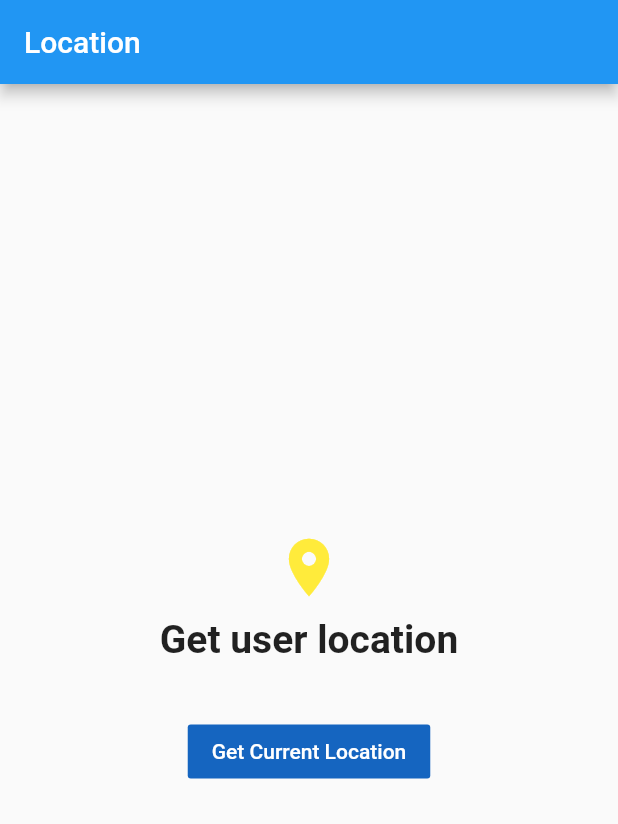
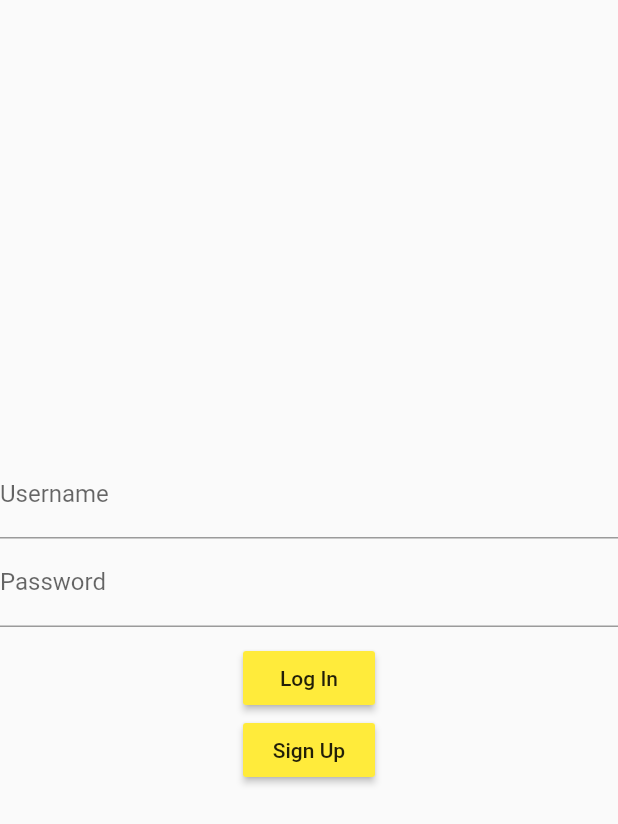
Before and after one commit to Awty-Programming-Club/Karpull, a Flutter app: the screen it shows after launch, on a phone screen of 412 x 824 dp. Shown: the top 824 px of the screen. Run offline on Flutter 3.47's test engine with Material 2 defaults, Android fonts, the phone set to English and light mode, and no system bars; our stand-ins replace dio, fluttertoast, getwidget.

Commit message:
added login and signup screens

```diff
--- a/app/lib/main.dart
+++ b/app/lib/main.dart
@@ -1,5 +1,6 @@
 import 'package:flutter/material.dart';
-import 'package:geolocator/geolocator.dart';
+import 'package:karpull/screens/loginscreen.dart';
+// import 'package:geolocator/geolocator.dart';
 
 void main() {
   runApp(const MyApp());
@@ -12,69 +13,11 @@ class MyApp extends StatelessWidget {
   @override
   Widget build(BuildContext context) {
     return MaterialApp(
-      home: LocationApp(),
+      title: 'Karpull',
+      theme: ThemeData(
+        primarySwatch: Colors.blue,
+      ),
+      home: LoginScreen(),
     );
   }
 }
-
-class LocationApp extends StatefulWidget {
-  // const LocationApp({Key? key}) : super(key: key);
-
-  @override
-  _LocationAppState createState() => _LocationAppState();
-}
-
-class _LocationAppState extends State<LocationApp> {
-  var locationMessage = "";
-
-  void getCurrentLocation() async {
-    var position = await Geolocator().getCurrentPosition(desiredAccuracy: LocationAccuracy.high);
-    var lastPosition = await Geolocator().getLastKnownPosition();
-
-    setState(() {
-      locationMessage = "$position.latitude, $position.longitude";
-    });
-  }
-
-  @override
-  Widget build(BuildContext context) {
-    return Scaffold(
-      appBar: AppBar(
-        title: Text('Location'),
-      ),
-      body: Center(
-        child: Column(
-          mainAxisAlignment: MainAxisAlignment.center,
-          crossAxisAlignment: CrossAxisAlignment.center,
-          children: [
-            Icon(
-              Icons.location_on,
-              size: 46,
-              color: Colors.yellow,
-            ),
-            SizedBox(
-              height: 10.0,
-            ),
-            Text(
-              'Get user location',
-              style: TextStyle(fontSize: 26, fontWeight: FontWeight.bold),
-            ),
-            SizedBox(
-              height: 20,
-            ),
-            Text(locationMessage),
-            FlatButton(
-                onPressed: () {
-                  getCurrentLocation();
-                },
-                color: Colors.blue[800],
-                child: Text('Get Current Location',
-                    style: TextStyle(
-                      color: Colors.white,
-                    )))
-          ],
-        ),
-      ),
-    );
-  }
-}
--- /dev/null
+++ b/app/lib/screens/loginscreen.dart
@@ -0,0 +1,64 @@
+import 'package:flutter/material.dart';
+import 'package:fluttertoast/fluttertoast.dart';
+import 'package:karpull/screens/signupscreen.dart';
+
+import 'package:karpull/services/authservice.dart';
+
+class LoginScreen extends StatefulWidget {
+  const LoginScreen({Key? key}) : super(key: key);
+
+  @override
+  _LoginScreenState createState() => _LoginScreenState();
+}
+
+class _LoginScreenState extends State<LoginScreen> {
+  var username, password, token;
+
+  @override
+  Widget build(BuildContext context) {
+    return Scaffold(
+        body: Column(
+            mainAxisAlignment: MainAxisAlignment.center,
+            children: <Widget>[
+          TextField(
+              decoration: InputDecoration(labelText: 'Username'),
+              onChanged: (val) {
+                username = val;
+              }),
+          TextField(
+              obscureText: true,
+              decoration: InputDecoration(labelText: 'Password'),
+              onChanged: (val) {
+                password = val;
+              }),
+          SizedBox(height: 10.0),
+          RaisedButton(
+            child: Text('Log In'),
+            color: Colors.yellow,
+            onPressed: () {
+              AuthService().login(username, password).then((val) {
+                if (val.data['success']) {
+                  token = val.data['token'];
+                  Fluttertoast.showToast(
+                      msg: 'Logged In',
+                      toastLength: Toast.LENGTH_SHORT,
+                      gravity: ToastGravity.BOTTOM,
+                      timeInSecForIosWeb: 1,
+                      backgroundColor: Colors.green,
+                      textColor: Colors.white,
+                      fontSize: 16.0);
+                }
+              });
+            },
+          ),
+          RaisedButton(
+            child: Text('Sign Up'),
+            color: Colors.yellow,
+            onPressed: () {
+              Navigator.push(context,
+                  MaterialPageRoute(builder: (context) => SignupScreen()));
+            },
+          )
+        ]));
+  }
+}
--- /dev/null
+++ b/app/lib/services/authservice.dart
@@ -0,0 +1,35 @@
+import 'package:dio/dio.dart';
+import 'package:flutter/material.dart';
+import 'package:fluttertoast/fluttertoast.dart';
+
+class AuthService {
+  Dio dio = new Dio();
+  login(username, password) async {
+    try {
+      return await dio.post('http://localhost:3010/auth/signin',
+          data: {"username": username, "password": password},
+          options: Options(contentType: Headers.formUrlEncodedContentType));
+    } on DioError catch (e) {
+      Fluttertoast.showToast(
+          msg: e.response?.data['msg'],
+          toastLength: Toast.LENGTH_SHORT,
+          gravity: ToastGravity.BOTTOM,
+          backgroundColor: Colors.red,
+          textColor: Colors.white,
+          fontSize: 16.0);
+    }
+  }
+
+  createUser(name, username, password, confirm, puller) async {
+    return await dio.post('http://localhost:3010/auth/create-user',
+        data: {
+          "name": name,
+          "username": username,
+          "password": password,
+          "confirm": username,
+          "puller": puller
+        },
+        options: Options(contentType: Headers.formUrlEncodedContentType));
+  }
+
+}
--- a/app/pubspec.yaml
+++ b/app/pubspec.yaml
@@ -29,6 +29,8 @@ environment:
 dependencies:
   flutter:
     sdk: flutter
+  dio:
+  fluttertoast:
 
 
   # The following adds the Cupertino Icons font to your application.
```
Also changed, not shown: app/lib/screens/signupscreen.dart (added, +89 -0 lines), 2 other files.
